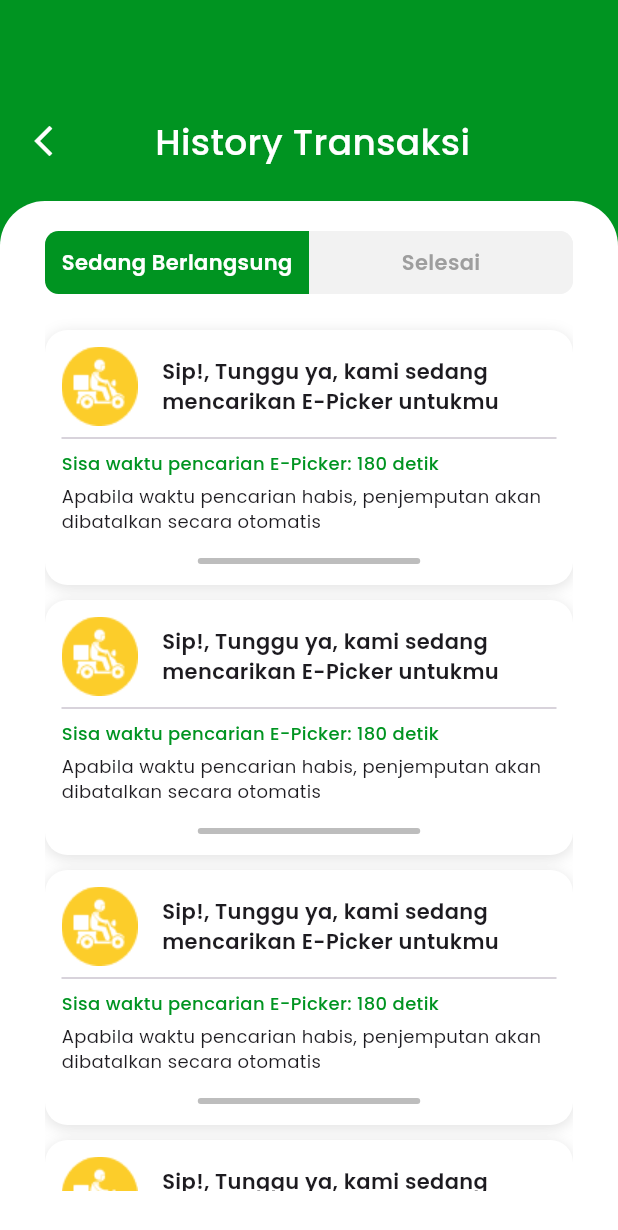
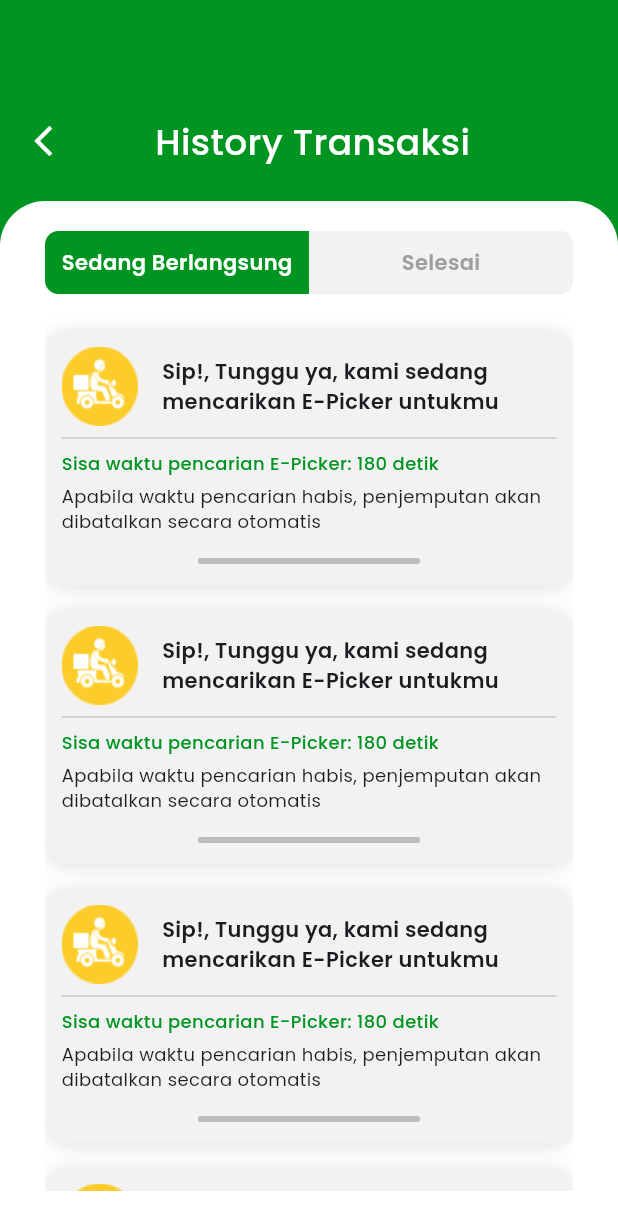
Before and after one commit to grantgabriel/E-Cycle-App, a Flutter app: the TransactionHistory screen opened directly, on a phone screen of 412 x 824 dp. Shown: the top 1230 px of the screen. Run offline on Flutter 3.47's test engine with Material 3 defaults, Android fonts, the phone set to English and light mode, and no system bars; our stand-ins replace camera, carousel_slider, persistent_bottom_nav_bar.

Commit message:
Update: Ongoing Transaction Card

```diff
--- a/lib/screens/transactionHistory/tabs/ongoing_transaction.dart
+++ b/lib/screens/transactionHistory/tabs/ongoing_transaction.dart
@@ -9,15 +9,15 @@ class OngoingTransactionTab extends StatelessWidget {
     return const Column(
       children: [
         OngoingTransactionCard(),
-        SizedBox(height: 10),
+        SizedBox(height: 16),
         OngoingTransactionCard(),
-        SizedBox(height: 10),
+        SizedBox(height: 16),
         OngoingTransactionCard(),
-        SizedBox(height: 10),
+        SizedBox(height: 16),
         OngoingTransactionCard(),
-        SizedBox(height: 10),
+        SizedBox(height: 16),
         OngoingTransactionCard(),
-        SizedBox(height: 10),
+        SizedBox(height: 16),
         OngoingTransactionCard(),
       ],
     );
--- a/lib/screens/transactionHistory/widgets/ongoing_transaction_card.dart
+++ b/lib/screens/transactionHistory/widgets/ongoing_transaction_card.dart
@@ -31,17 +31,19 @@ class _OngoingTransactionCardState extends State<OngoingTransactionCard> {
         curve: Curves.easeOut,
         padding: const EdgeInsets.all(11),
         decoration: BoxDecoration(
-          color: Colors.white,
+          color: greyColor,
           borderRadius: BorderRadius.circular(15),
           boxShadow: const [
             BoxShadow(
               color: Colors.black12,
-              blurRadius: 8,
+              blurRadius: 10,
+              // spreadRadius: 2,
               offset: Offset(0, 2)
             )
           ],
         ),
         height: _isExpanded ? 530 : 170,
+        // clipBehavior: Clip.hardEdge,
         child: SingleChildScrollView(
           child: Column(
             crossAxisAlignment: CrossAxisAlignment.start,
```
